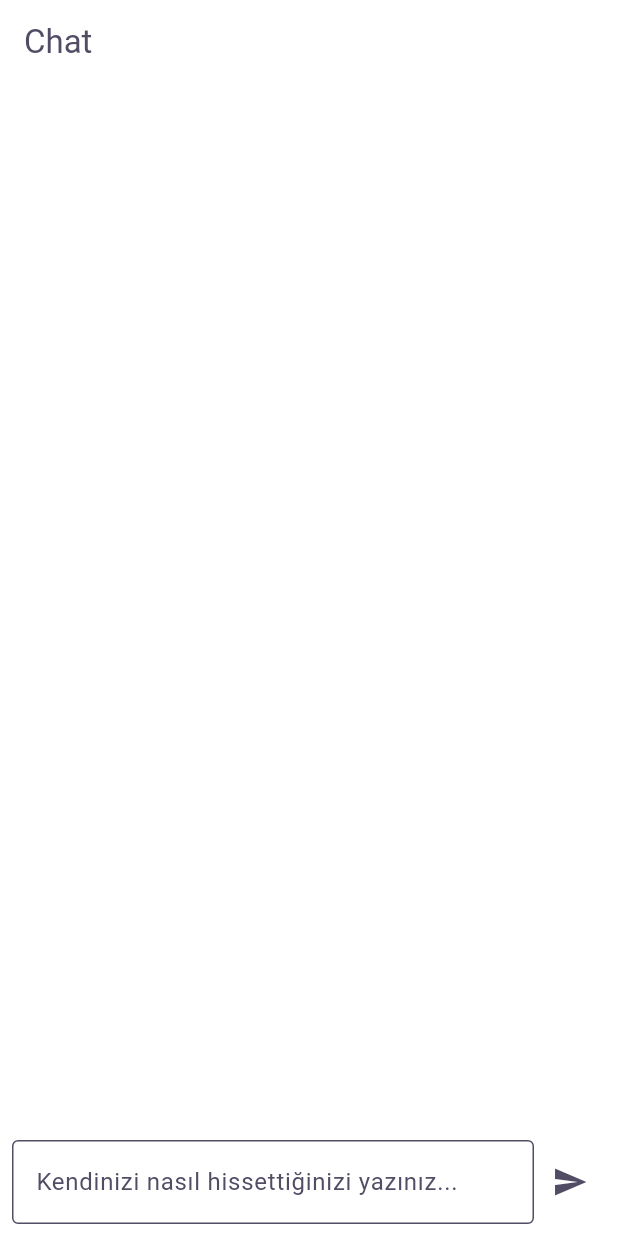
After one commit to DogukanTellioglu/IDEA, a Flutter app: the ChatScreen screen opened by its route, on a phone screen of 412 x 824 dp. The commit adds this screen. Run offline on Flutter 3.47's test engine with Material 3 defaults, Android fonts, the phone set to English and light mode, and no system bars; our stand-ins replace go_router, google_fonts, lottie; missing offline and left inert: dotlottie_loader.

Commit message:
chat_screen eklendi. Market kısmı eklendi, düzenlendi.

```diff
--- a/lib/core/routes.dart
+++ b/lib/core/routes.dart
@@ -1,5 +1,3 @@
-// uygulamada sayfalari ve navigasyon islemlerini burada tanimlicaz
-
 import 'package:flutter/material.dart';
 import 'package:go_router/go_router.dart';
 import '../screens/history_screen.dart';
@@ -11,6 +9,7 @@ import '../screens/register_screen.dart';
 import '../screens/search_screen.dart';
 import '../screens/settings_screen.dart';
 import '../screens/voice_screen.dart';
+import '../screens/chat_screen.dart'; // Chat ekranını içe aktardık
 
 // Router yapılandırması
 final router = GoRouter(
@@ -79,5 +78,12 @@ final router = GoRouter(
         child: const HistoryScreen(),
       ),
     ),
+    GoRoute(
+      path: '/chat', // Chat rotasını ekledik
+      pageBuilder: (context, state) => NoTransitionPage<void>(
+        key: state.pageKey,
+        child: const ChatScreen(),
+      ),
+    ),
   ],
 );
--- /dev/null
+++ b/lib/screens/chat_screen.dart
@@ -0,0 +1,89 @@
+import 'package:flutter/material.dart';
+
+class ChatScreen extends StatefulWidget {
+  const ChatScreen({super.key});
+
+  @override
+  State<ChatScreen> createState() => _ChatScreenState();
+}
+
+class _ChatScreenState extends State<ChatScreen> {
+  final TextEditingController _controller = TextEditingController();
+  final List<Map<String, String>> _messages = [];
+
+  void _sendMessage() {
+    if (_controller.text.isNotEmpty) {
+      setState(() {
+        _messages.add({"role": "user", "text": _controller.text});
+      });
+      _controller.clear();
+
+      // ChatGPT'ye mesaj gönderme (Bunu API bağlantısıyla değiştirmek gerekiyor )
+      Future.delayed(Duration(seconds: 1), () {
+        setState(() {
+          _messages.add({
+            "role": "bot",
+            "text":
+                "Kendini iyi hissetmene çok sevindim. Bunu arkadaşlarınla eğlenerek pekiştirebilirsin. Başka söylemek istediğin herhangi bir şey var mı?"
+          });
+        });
+      });
+    }
+  }
+
+  @override
+  Widget build(BuildContext context) {
+    return Scaffold(
+      appBar: AppBar(title: Text("Chat")),
+      body: Column(
+        children: [
+          Expanded(
+            child: ListView.builder(
+              padding: EdgeInsets.all(8),
+              itemCount: _messages.length,
+              itemBuilder: (context, index) {
+                final message = _messages[index];
+                final isUser = message["role"] == "user";
+                return Align(
+                  alignment:
+                      isUser ? Alignment.centerRight : Alignment.centerLeft,
+                  child: Container(
+                    margin: EdgeInsets.symmetric(vertical: 4),
+                    padding: EdgeInsets.all(10),
+                    decoration: BoxDecoration(
+                      color: isUser ? Colors.blueAccent : Colors.grey[300],
+                      borderRadius: BorderRadius.circular(8),
+                    ),
+                    child: Text(message["text"] ?? "",
+                        style: TextStyle(
+                            color: isUser ? Colors.white : Colors.black)),
+                  ),
+                );
+              },
+            ),
+          ),
+          Padding(
+            padding: EdgeInsets.all(8),
+            child: Row(
+              children: [
+                Expanded(
+                  child: TextField(
+                    controller: _controller,
+                    decoration: InputDecoration(
+                      hintText: "Kendinizi nasıl hissettiğinizi yazınız...",
+                      border: OutlineInputBorder(),
+                    ),
+                  ),
+                ),
+                IconButton(
+                  icon: Icon(Icons.send),
+                  onPressed: _sendMessage,
+                ),
+              ],
+            ),
+          ),
+        ],
+      ),
+    );
+  }
+}
--- a/lib/screens/home_screen.dart
+++ b/lib/screens/home_screen.dart
@@ -19,6 +19,7 @@ class HomeScreen extends StatelessWidget {
   Widget build(BuildContext context) {
     return Scaffold(
       appBar: AppBar(
+        backgroundColor: Colors.blue,
         title:
             Text('MOODIFY', style: Theme.of(context).textTheme.headlineMedium),
         centerTitle: true,
--- a/lib/widgets/bottom_menu.dart
+++ b/lib/widgets/bottom_menu.dart
@@ -43,7 +43,7 @@ class BottomMenu extends StatelessWidget {
               context.go("/history");
             },
             icon: Icon(
-              Icons.history,
+              Icons.shopify_rounded,
             ),
           ),
           IconButton(
```
Also changed, not shown: lib/screens/history_screen.dart (+18 -35 lines), assets/images/urun1.webp (added), assets/images/urun2.webp (added), assets/images/urun3.webp (added).
